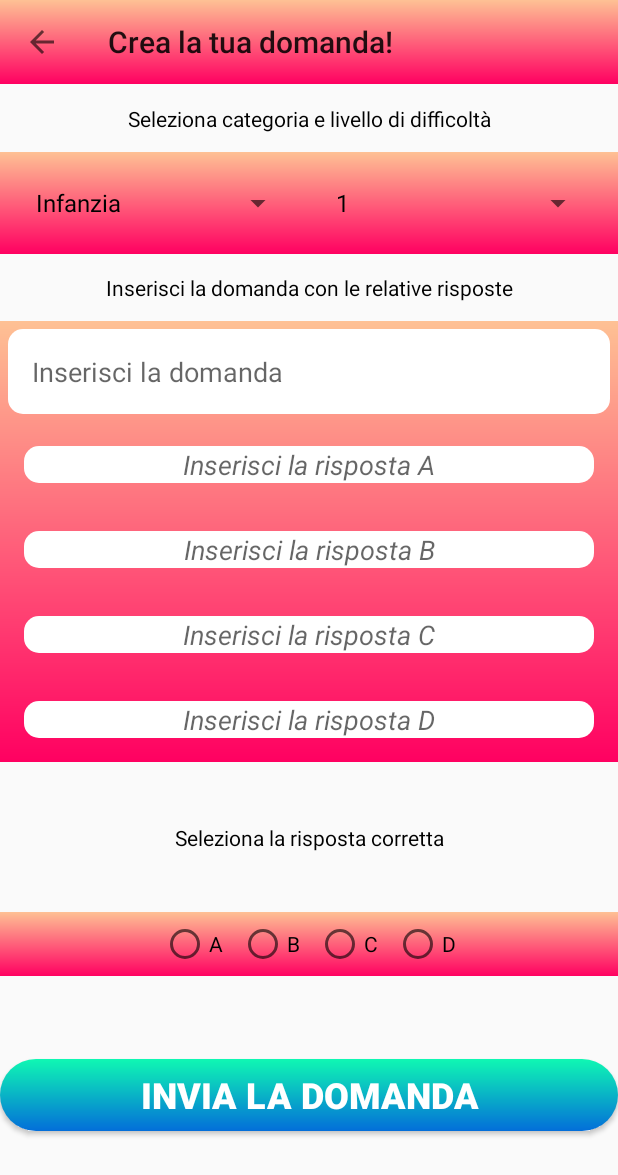
After one commit to FernandoDiCostanzo/QuizzerApp, an Android app: the CreateQuestionActivity screen opened directly, with no data from a screen before it, on a phone screen of 412 x 824 dp. The commit adds this screen. Shown: the top 1175 px of the screen. Run offline under Robolectric (Android 15) with nearby library versions, the phone set to English and light mode, and no system bars; our stand-ins replace Firebase (no records; nobody signed in at launch, a user with empty details on screens opened directly).

Commit message:
Added "create QuestionActivity"

```diff
--- a/app/src/main/AndroidManifest.xml
+++ b/app/src/main/AndroidManifest.xml
@@ -9,9 +9,11 @@
         android:roundIcon="@drawable/bchele_logo"
         android:supportsRtl="true"
         android:theme="@style/Theme.AppCompat.Light.NoActionBar">
-        <activity android:name=".SplashScreenActivity" android:theme="@style/Theme.AppCompat.DayNight.NoActionBar">
+        <activity android:name=".CreateQuestionActivity"></activity>
+        <activity
+            android:name=".SplashScreenActivity"
+            android:theme="@style/Theme.AppCompat.DayNight.NoActionBar">
             <intent-filter>
-
                 <action android:name="android.intent.action.MAIN" />
 
                 <category android:name="android.intent.category.LAUNCHER" />
--- /dev/null
+++ b/app/src/main/java/com/example/quizzerapp/CreateQuestionActivity.java
@@ -0,0 +1,203 @@
+package com.example.quizzerapp;
+
+import androidx.annotation.NonNull;
+import androidx.appcompat.app.AppCompatActivity;
+import androidx.appcompat.widget.Toolbar;
+
+import android.app.Dialog;
+import android.content.Intent;
+import android.os.Bundle;
+import android.os.Debug;
+import android.os.Handler;
+import android.util.DebugUtils;
+import android.util.Log;
+import android.view.MenuItem;
+import android.view.View;
+import android.widget.AdapterView;
+import android.widget.ArrayAdapter;
+import android.widget.Button;
+import android.widget.EditText;
+import android.widget.LinearLayout;
+import android.widget.RadioButton;
+import android.widget.RadioGroup;
+import android.widget.Spinner;
+import android.widget.Toast;
+
+import com.example.quizzerapp.helpers.Utility;
+import com.example.quizzerapp.models.QuestionModel;
+import com.google.firebase.database.DatabaseReference;
+import com.google.firebase.database.FirebaseDatabase;
+
+import java.util.Calendar;
+import java.util.Date;
+import java.util.Objects;
+import java.util.Random;
+
+public class CreateQuestionActivity extends AppCompatActivity {
+
+    private Spinner spinnerCategory;
+    private Spinner spinnerDifficultyLevels;
+    private Button commitBtn;
+    private EditText editTextQuestion;
+    private EditText editTextRespA;
+    private EditText editTextRespB;
+    private EditText editTextRespC;
+    private EditText editTextRespD;
+    private RadioGroup radioGroup;
+    private Dialog loadingDialog;
+    private Dialog successDialog;
+
+    private String selectedCategory;
+    private String question;
+    private String responseA;
+    private String responseB;
+    private String responseC;
+    private String responseD;
+    private String curretAnsw;
+    private String selectedDifficultyLevel;
+    FirebaseDatabase database = FirebaseDatabase.getInstance();
+    DatabaseReference rootRef = database.getReference(Utility.ROOT_PATH);
+    DatabaseReference setsRef = rootRef.child(Utility.SETS_PATH);
+
+    @Override
+    protected void onCreate(Bundle savedInstanceState) {
+        super.onCreate(savedInstanceState);
+        setContentView(R.layout.activity_create_question);
+
+        spinnerCategory = findViewById(R.id.spinnerCategory);
+        spinnerDifficultyLevels = findViewById(R.id.spinnerDifficulty);
+        commitBtn = findViewById(R.id.sendQuestionBtn);
+        editTextQuestion = findViewById(R.id.textView_question);
+        editTextRespA = findViewById(R.id.textView_rispA);
+        editTextRespB = findViewById(R.id.textView_rispB);
+        editTextRespC = findViewById(R.id.textView_rispC);
+        editTextRespD = findViewById(R.id.textView_rispD);
+        radioGroup = findViewById(R.id.radioGroupCorrectAnsw);
+
+        Toolbar toolbar = findViewById(R.id.toolbar_question);
+
+        setSupportActionBar(toolbar);
+        Objects.requireNonNull(getSupportActionBar()).setTitle("Crea la tua domanda!");
+        getSupportActionBar().setDisplayHomeAsUpEnabled(true);
+
+        loadingDialog = new Dialog(this);
+        loadingDialog.setContentView(R.layout.loading);
+        loadingDialog.getWindow().setLayout(LinearLayout.LayoutParams.WRAP_CONTENT,LinearLayout.LayoutParams.WRAP_CONTENT);
+        loadingDialog.setCancelable(false);
+
+        successDialog = new Dialog(this);
+        successDialog.setContentView(R.layout.success_push);
+        successDialog.getWindow().setLayout(LinearLayout.LayoutParams.WRAP_CONTENT,LinearLayout.LayoutParams.WRAP_CONTENT);
+        successDialog.setCancelable(true);
+
+        ArrayAdapter<CharSequence> adapterCategory = ArrayAdapter.createFromResource(this,R.array.category,R.layout.support_simple_spinner_dropdown_item);
+        adapterCategory.setDropDownViewResource(R.layout.support_simple_spinner_dropdown_item);
+        spinnerCategory.setAdapter(adapterCategory);
+
+        ArrayAdapter<CharSequence> adapterDifficulty = ArrayAdapter.createFromResource(this,R.array.difficultyLevel,R.layout.support_simple_spinner_dropdown_item);
+        adapterDifficulty.setDropDownViewResource(R.layout.support_simple_spinner_dropdown_item);
+        spinnerDifficultyLevels.setAdapter(adapterDifficulty);
+
+        commitBtn.setOnClickListener(v -> {
+            loadingDialog.show();
+            if(checkUI()) {
+                selectedCategory = spinnerCategory.getSelectedItem().toString();
+                selectedDifficultyLevel = spinnerDifficultyLevels.getSelectedItem().toString();
+                question = editTextQuestion.getText().toString();
+                responseA = editTextRespA.getText().toString();
+                responseB = editTextRespB.getText().toString();
+                responseC = editTextRespC.getText().toString();
+                responseD = editTextRespD.getText().toString();
+                curretAnsw = getCorrectAnsw();
+                QuestionModel questionModel = new QuestionModel(null,selectedCategory ,question
+                ,responseA,responseB,responseC,responseD,curretAnsw,Integer.parseInt(selectedDifficultyLevel));
+
+                String currentDate = Calendar.getInstance().getTime().toString();
+                try {
+                    setsRef.child(selectedCategory).child("questions").child("question"+ currentDate).setValue(questionModel);
+                    successDialog.show();
+                    Toast t = Toast.makeText(this,"Domanda inserita con successo !",Toast.LENGTH_LONG);
+                    t.show();
+                    new Handler().postDelayed(new Runnable() {
+                        @Override
+                        public void run() {
+                            onBackPressed();
+                        }
+                    }, t.getDuration());
+                }catch (Exception e){
+                    Toast.makeText(this,e.getMessage(),Toast.LENGTH_LONG).show();
+                }finally {
+                    loadingDialog.dismiss();
+                    successDialog.dismiss();
+                }
+
+
+                Log.d("CANNIN", questionModel.toString());
+            }
+            loadingDialog.dismiss();
+            if(successDialog.isShowing()) successDialog.dismiss();
+        });
+
+
+
+    }
+
+    private boolean checkEditText(EditText editText){
+        if(editText.getText().toString().isEmpty()) {
+            editText.setError("Il campo non può essere vuoto!");
+            return false;
+        }else
+            return true;
+
+    }
+
+    private boolean checkRadioGroup(RadioGroup radioGroup){
+        if(radioGroup.getCheckedRadioButtonId() != -1){
+            return true;
+        }else{
+            Toast.makeText(this,"Seleziona la risposta corretta !",Toast.LENGTH_LONG).show();
+            return false;
+        }
+    }
+
+    private boolean checkUI(){
+        return checkEditText(editTextQuestion) ||
+                checkEditText(editTextRespA) ||
+                checkEditText(editTextRespB) ||
+                checkEditText(editTextRespC) ||
+                checkEditText(editTextRespD) ||
+                checkRadioGroup(radioGroup);
+    }
+
+    private String getCorrectAnsw(){
+        if(checkRadioGroup(radioGroup)){
+            int id = radioGroup.getCheckedRadioButtonId();
+            switch (id){
+                case 1 :
+                    return responseA;
+                case 2 :
+                    return responseB;
+                case 3 :
+                    return responseC;
+                case 4:
+                    return responseD;
+            }
+        }
+        return "";
+    }
+
+    @Override
+    public boolean onOptionsItemSelected(@NonNull MenuItem item) {
+        if(item.getItemId() == android.R.id.home){
+            finish();
+            onBackPressed();
+        }
+        return super.onOptionsItemSelected(item);
+    }
+
+
+    @Override
+    public void onBackPressed() {
+        startActivity(new Intent(CreateQuestionActivity.this,MainActivity.class));
+    }
+}
--- /dev/null
+++ b/app/src/main/res/drawable/ic_baseline_check_24.xml
@@ -0,0 +1,5 @@
+<vector android:height="24dp" android:tint="#0CFD01"
+    android:viewportHeight="24" android:viewportWidth="24"
+    android:width="24dp" xmlns:android="http://schemas.android.com/apk/res/android">
+    <path android:fillColor="@android:color/white" android:pathData="M9,16.17L4.83,12l-1.42,1.41L9,19 21,7l-1.41,-1.41z"/>
+</vector>
--- /dev/null
+++ b/app/src/main/res/layout/activity_create_question.xml
@@ -0,0 +1,230 @@
+<?xml version="1.0" encoding="utf-8"?>
+<androidx.constraintlayout.widget.ConstraintLayout xmlns:android="http://schemas.android.com/apk/res/android"
+    xmlns:app="http://schemas.android.com/apk/res-auto"
+    xmlns:tools="http://schemas.android.com/tools"
+    android:layout_width="match_parent"
+    android:layout_height="match_parent"
+    android:layout_gravity="center"
+    tools:context=".CreateQuestionActivity">
+
+
+    <androidx.appcompat.widget.Toolbar
+        android:id="@+id/toolbar_question"
+        android:layout_width="match_parent"
+        android:layout_height="?attr/actionBarSize"
+        android:background="@drawable/rect_gradient2"
+        app:layout_constraintEnd_toEndOf="parent"
+        app:layout_constraintStart_toStartOf="parent"
+        app:layout_constraintTop_toTopOf="parent">
+
+
+    </androidx.appcompat.widget.Toolbar>
+
+    <TextView
+        android:layout_width="wrap_content"
+        android:layout_height="wrap_content"
+        app:layout_constraintBottom_toTopOf="@+id/linearLayout"
+        app:layout_constraintEnd_toEndOf="parent"
+        app:layout_constraintStart_toStartOf="parent"
+        app:layout_constraintTop_toBottomOf="@+id/toolbar_question"
+        android:text="Seleziona categoria e livello di difficoltà"
+        android:textColor="@color/black"/>
+
+
+    <LinearLayout
+        android:id="@+id/linearLayout"
+        android:layout_width="match_parent"
+        android:layout_height="wrap_content"
+        android:background="@drawable/rect_gradient2"
+        android:orientation="horizontal"
+        android:gravity="center"
+        app:layout_constraintBottom_toTopOf="@+id/linear_loyout_CreateQuestion"
+        app:layout_constraintEnd_toEndOf="parent"
+        app:layout_constraintStart_toStartOf="parent"
+        app:layout_constraintTop_toBottomOf="@+id/toolbar_question">
+
+        <Spinner
+            android:id="@+id/spinnerCategory"
+            android:layout_width="180dp"
+            android:layout_height="match_parent"
+            android:layout_gravity="center"
+            android:layout_margin="10dp" />
+
+
+        <Spinner
+            android:id="@+id/spinnerDifficulty"
+            android:layout_width="180dp"
+            android:layout_height="match_parent"
+            android:layout_margin="10dp"
+            android:gravity="center" />
+
+    </LinearLayout>
+
+    <TextView
+        android:layout_width="wrap_content"
+        android:layout_height="wrap_content"
+        app:layout_constraintBottom_toTopOf="@+id/linear_loyout_CreateQuestion"
+        app:layout_constraintEnd_toEndOf="parent"
+        app:layout_constraintStart_toStartOf="parent"
+        app:layout_constraintTop_toBottomOf="@+id/linearLayout"
+        android:text="Inserisci la domanda con le relative risposte"
+        android:textColor="@color/black"/>
+
+    <LinearLayout
+        android:id="@+id/linear_loyout_CreateQuestion"
+        android:layout_width="match_parent"
+        android:layout_height="wrap_content"
+        android:layout_marginTop="116dp"
+        android:background="@drawable/rect_gradient2"
+        android:gravity="top"
+        android:orientation="vertical"
+        app:layout_constraintBottom_toBottomOf="parent"
+        app:layout_constraintEnd_toEndOf="parent"
+        app:layout_constraintHorizontal_bias="0.0"
+        app:layout_constraintStart_toStartOf="parent"
+        app:layout_constraintTop_toBottomOf="@+id/toolbar_question"
+        app:layout_constraintVertical_bias="0.118">
+
+
+        <EditText
+            android:id="@+id/textView_question"
+            android:layout_width="match_parent"
+            android:layout_height="wrap_content"
+            android:layout_margin="5dp"
+            android:background="@drawable/item_bg"
+            android:backgroundTint="@color/white"
+            android:hint="@string/create_question"
+            android:inputType="text"
+            android:padding="16dp"
+            android:textColor="@color/black" />
+
+        <EditText
+            android:id="@+id/textView_rispA"
+            android:layout_width="match_parent"
+            android:layout_height="wrap_content"
+            android:layout_margin="16dp"
+            android:background="@drawable/item_bg"
+            android:backgroundTint="@color/white"
+            android:gravity="center"
+            android:hint="Inserisci la risposta A"
+            android:inputType="text"
+            android:textStyle="italic" />
+
+
+        <EditText
+            android:id="@+id/textView_rispB"
+            android:layout_width="match_parent"
+            android:layout_height="wrap_content"
+            android:layout_margin="16dp"
+            android:background="@drawable/item_bg"
+            android:backgroundTint="@color/white"
+            android:gravity="center"
+            android:hint="Inserisci la risposta B"
+            android:inputType="text"
+            android:textStyle="italic" />
+
+
+        <EditText
+            android:id="@+id/textView_rispC"
+            android:layout_width="match_parent"
+            android:layout_height="wrap_content"
+            android:layout_margin="16dp"
+            android:background="@drawable/item_bg"
+            android:backgroundTint="@color/white"
+            android:gravity="center"
+            android:hint="Inserisci la risposta C"
+            android:inputType="text"
+            android:textStyle="italic" />
+
+
+        <EditText
+            android:id="@+id/textView_rispD"
+            android:layout_width="match_parent"
+            android:layout_height="wrap_content"
+            android:layout_margin="16dp"
+            android:background="@drawable/item_bg"
+            android:backgroundTint="@color/white"
+            android:gravity="center"
+            android:hint="Inserisci la risposta D"
+            android:inputType="text"
+            android:textStyle="italic" />
+
+
+    </LinearLayout>
+
+    <TextView
+        android:layout_width="wrap_content"
+        android:layout_height="wrap_content"
+        app:layout_constraintBottom_toTopOf="@+id/linearLayout2"
+        app:layout_constraintEnd_toEndOf="parent"
+        app:layout_constraintStart_toStartOf="parent"
+        android:text="Seleziona la risposta corretta"
+        android:layout_margin="5dp"
+        android:textColor="@color/black"
+        app:layout_constraintTop_toBottomOf="@+id/linear_loyout_CreateQuestion" />
+
+
+    <LinearLayout
+        android:id="@+id/linearLayout2"
+        android:layout_width="match_parent"
+        android:layout_height="wrap_content"
+        android:background="@drawable/rect_gradient2"
+        android:gravity="center"
+        android:orientation="horizontal"
+        app:layout_constraintBottom_toTopOf="@+id/sendQuestionBtn"
+        app:layout_constraintEnd_toEndOf="parent"
+        app:layout_constraintHorizontal_bias="0.0"
+        app:layout_constraintStart_toStartOf="parent"
+        app:layout_constraintTop_toBottomOf="@+id/linear_loyout_CreateQuestion"
+        app:layout_constraintVertical_bias="0.642">
+
+        <RadioGroup
+            android:id="@+id/radioGroupCorrectAnsw"
+            android:layout_width="wrap_content"
+            android:layout_height="wrap_content"
+            android:orientation="horizontal">
+            <RadioButton
+                android:layout_width="wrap_content"
+                android:layout_height="wrap_content"
+                android:layout_margin="5dp"
+                android:text="A" />
+
+            <RadioButton
+                android:layout_width="wrap_content"
+                android:layout_height="wrap_content"
+                android:layout_margin="5dp"
+                android:text="B" />
+
+            <RadioButton
+                android:layout_width="wrap_content"
+                android:layout_height="wrap_content"
+                android:layout_margin="5dp"
+                android:text="C" />
+
+            <RadioButton
+                android:layout_width="wrap_content"
+                android:layout_height="wrap_content"
+                android:layout_margin="5dp"
+                android:text="D" />
+        </RadioGroup>
+    </LinearLayout>
+
+    <Button
+        android:id="@+id/sendQuestionBtn"
+        android:layout_width="match_parent"
+        android:layout_height="wrap_content"
+        android:layout_gravity="bottom"
+        android:background="@drawable/button_rounded"
+        android:text="Invia la domanda"
+        android:textColor="@color/white"
+        android:textSize="24sp"
+        android:textStyle="bold"
+        app:layout_constraintBottom_toBottomOf="parent"
+        app:layout_constraintEnd_toEndOf="parent"
+        app:layout_constraintHorizontal_bias="0.0"
+        app:layout_constraintStart_toStartOf="parent"
+        app:layout_constraintTop_toBottomOf="@+id/linear_loyout_CreateQuestion"
+        app:layout_constraintVertical_bias="0.74"></Button>
+
+
+</androidx.constraintlayout.widget.ConstraintLayout>
--- a/app/src/main/res/values/strings.xml
+++ b/app/src/main/res/values/strings.xml
@@ -1,10 +1,10 @@
 <resources>
     <string name="app_name">Bechele</string>
-    <string name="start_quitz">Start Quitz</string>
-    <string name="bookmark">bookmark</string>
+    <string name="start_quitz">Inizia il quitz!</string>
+    <string name="bookmark">Domande salvate</string>
     <string name="title">Title</string>
-    <string name="sets">Difficulty levels</string>
-    <string name="question">Question</string>
+    <string name="sets">Livelli di difficoltà</string>
+    <string name="question">Domande</string>
     <string name="_5_10">5/10</string>
     <string name="_1">1</string>
     <string name="title_activity_login">LoginActivity</string>
@@ -16,4 +16,18 @@
     <string name="invalid_username">Not a valid username</string>
     <string name="invalid_password">Password must be >5 characters</string>
     <string name="login_failed">"Login failed"</string>
+    <string name="create_question">Inserisci la domanda</string>
+    <string name="rec">registrazioni</string>
+
+    <string-array name="category">
+        <item>Infanzia</item>
+        <item>Orientamento Sessuale</item>
+        <item>Hobbies e Pazzie</item>
+    </string-array>
+
+    <string-array name="difficultyLevel">
+        <item>1</item>
+        <item>2</item>
+        <item>3</item>
+    </string-array>
 </resources>
```
Also changed, not shown: app/src/main/java/com/example/quizzerapp/MainActivity.java (+8 -1 lines), app/src/main/java/com/example/quizzerapp/QuestionActivity.java (+12 -4 lines), app/src/main/java/com/example/quizzerapp/SplashScreenActivity.java (+10 -0 lines), app/src/main/java/com/example/quizzerapp/models/QuestionModel.java (+17 -0 lines), app/src/main/res/layout/activity_main.xml (+23 -18 lines), app/src/main/res/layout/activity_splash_screen.xml (+6 -21 lines), app/src/main/res/layout/success_push.xml (added, +25 -0 lines).
